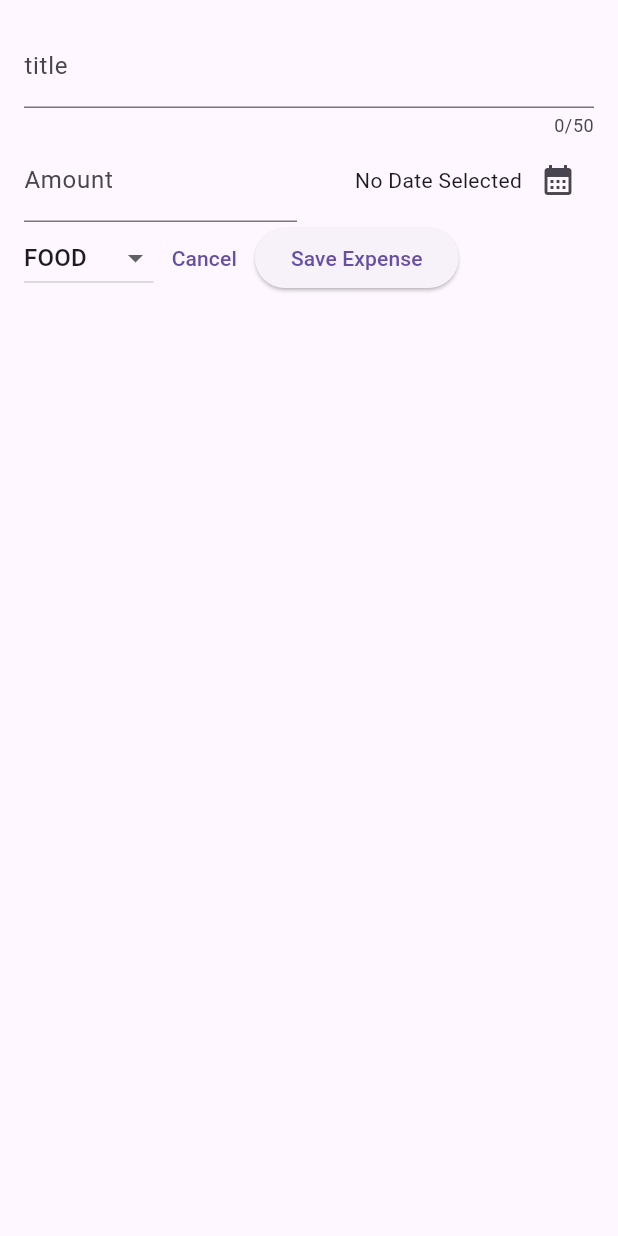
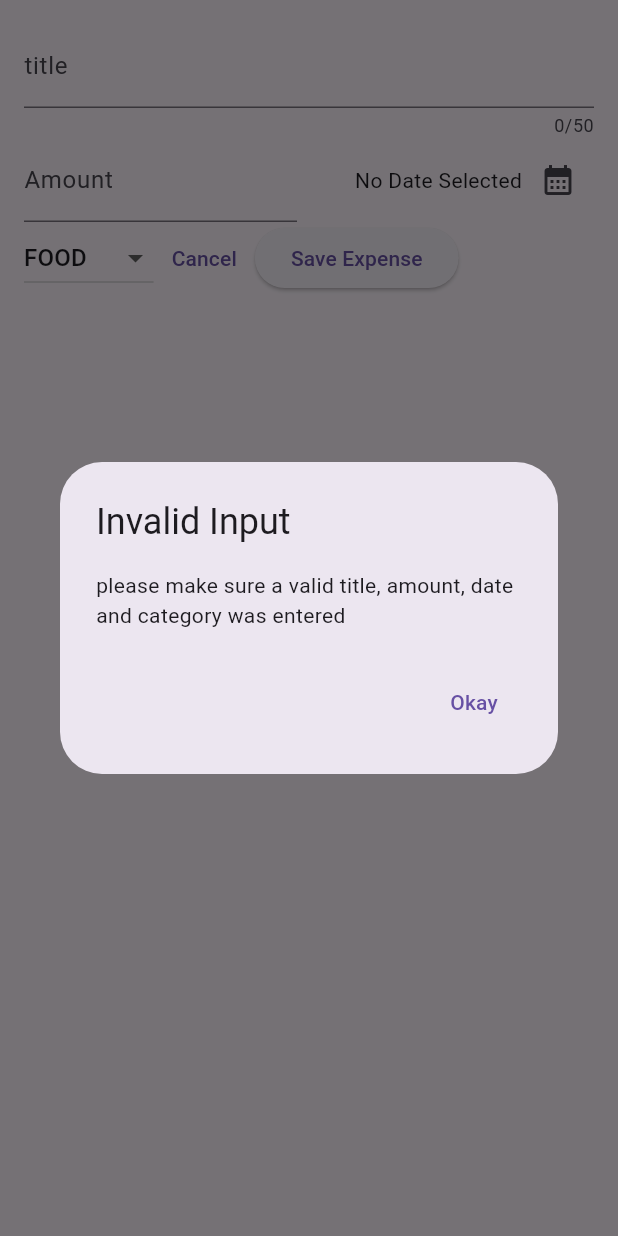
Before and after one commit to yusufdehbi/flutter_expense_tracker, a Flutter app: the NewExpense widget shown alone on an empty page, opened directly, after a tap on "Save Expense", on a phone screen of 412 x 824 dp. Run offline on Flutter 3.47's test engine with Material 3 defaults, Android fonts, the phone set to English and light mode, and no system bars.

Commit message:
Validating user input

```diff
--- a/lib/widgets/new_expense.dart
+++ b/lib/widgets/new_expense.dart
@@ -34,6 +34,33 @@ class _NewExpenseState extends State<NewExpense> {
     _titleController.dispose();
     _amountController.dispose();
     super.dispose();
+  }
+
+  void _submitExpenseData() {
+    final enteredAmount = double.tryParse(_amountController.value.text);
+    final amountIsInvalid = enteredAmount == null || enteredAmount <= 0;
+    if (_titleController.text.trim().isEmpty ||
+        amountIsInvalid ||
+        _selectedDate == null) {
+      showDialog(
+        context: context,
+        builder: (ctx) => AlertDialog(
+          title: const Text("Invalid Input"),
+          content: const Text(
+              'please make sure a valid title, amount, date and category was entered'),
+          actions: [
+            TextButton(
+                onPressed: () {
+                  Navigator.pop(ctx);
+                },
+                child: const Text('Okay'))
+          ],
+        ),
+      );
+      return;
+    }
+
+    //... continue code
   }
 
   @override
@@ -106,10 +133,7 @@ class _NewExpenseState extends State<NewExpense> {
                 child: const Text("Cancel"),
               ),
               ElevatedButton(
-                  onPressed: () {
-                    print(_titleController.text);
-                    print(_amountController.text);
-                  },
+                  onPressed: _submitExpenseData,
                   child: const Text('Save Expense'))
             ],
           ),
```
